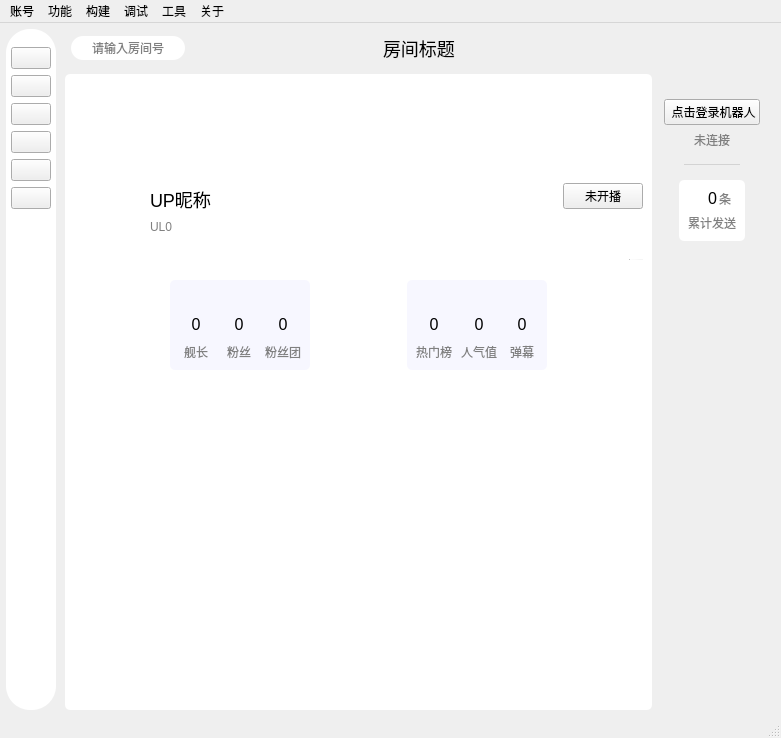
This is mainwindow/mainwindow.ui in iwxyi/Bilibili-MagicalDanmaku as Qt 5 draws it before an edit. The edited form follows.
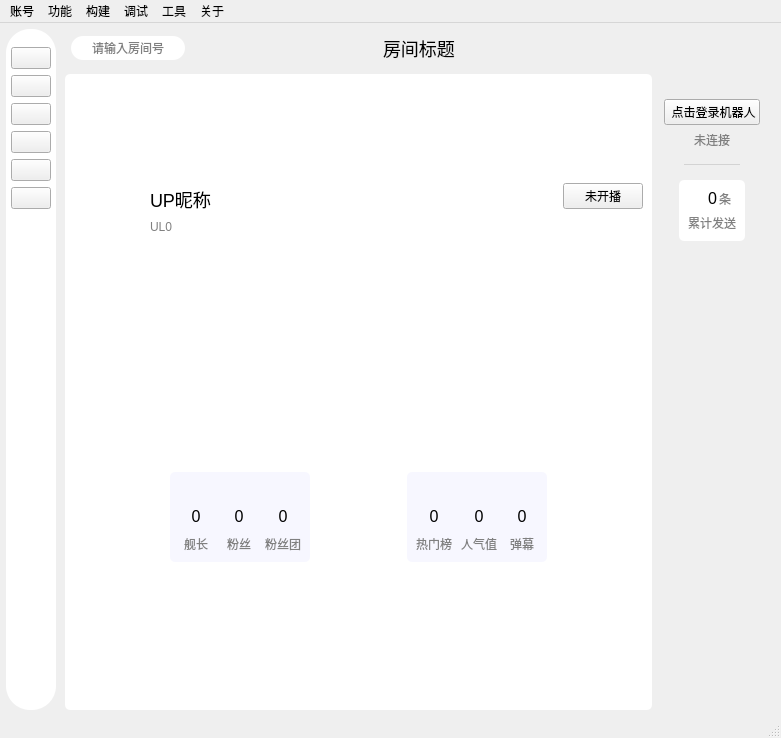
This is the edited form. Icons and pictures are not drawn. Custom widgets are drawn as their Qt base class.

Commit message: 优化执行函数的代码高亮

```diff
--- a/mainwindow/mainwindow.ui
+++ b/mainwindow/mainwindow.ui
@@ -445,7 +445,7 @@
              <item>
               <widget class="QTextBrowser" name="roomDescriptionBrowser">
                <property name="sizePolicy">
-                <sizepolicy hsizetype="Expanding" vsizetype="Ignored">
+                <sizepolicy hsizetype="Expanding" vsizetype="Minimum">
                  <horstretch>0</horstretch>
                  <verstretch>0</verstretch>
                 </sizepolicy>
```
The commit also changes 2 other files.
